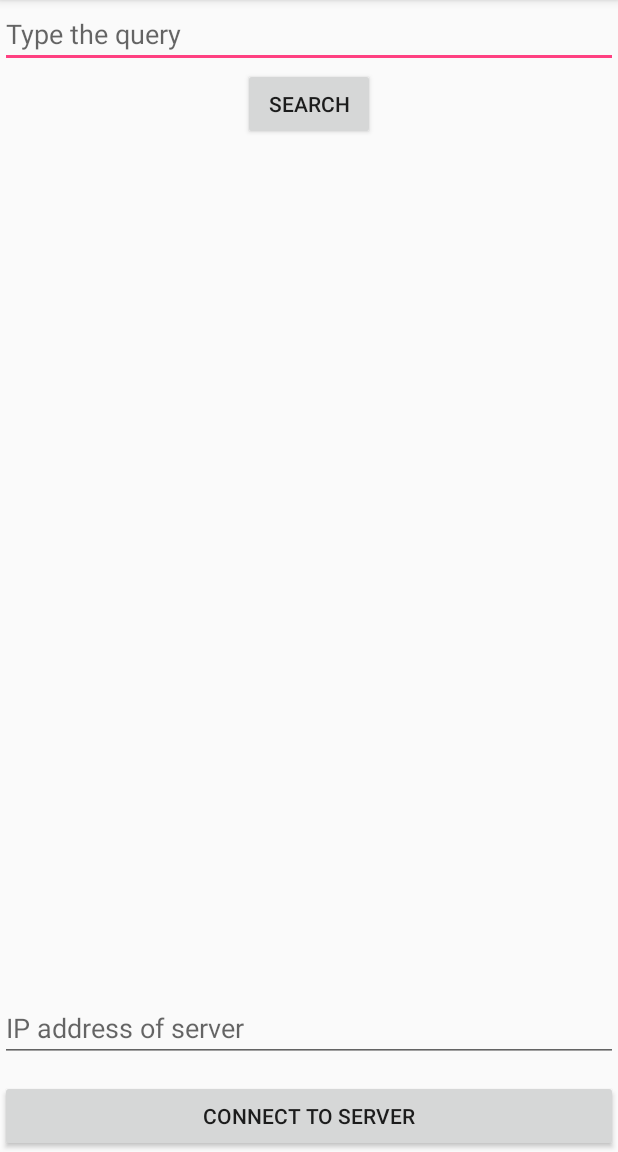
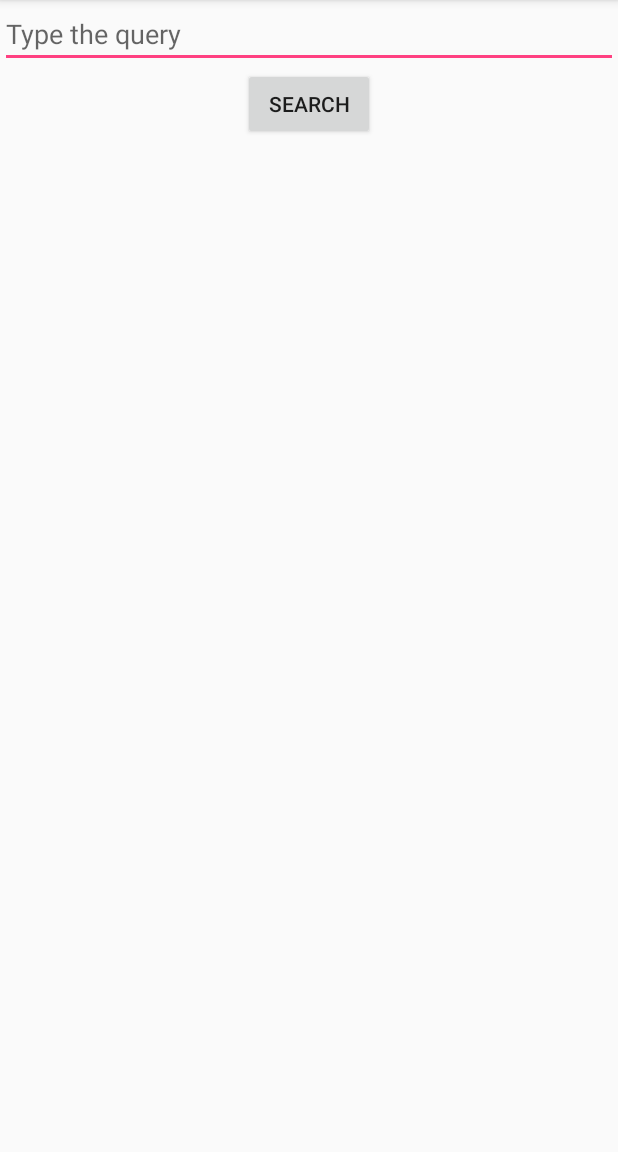
Before and after one commit to ITCoders/MobileCloudIR, an Android app: the screen it shows after launch (MainActivity), on a phone screen of 412 x 824 dp, the part 84-1236 px from its top. Run offline under Robolectric (Android 15) with nearby library versions, the phone set to English and light mode, and no system bars; our stand-ins replace Volley; 1 statement that could not run was skipped.

Commit message:
-automatic ip detection of server -removed connect to server button

```diff
--- a/src/android/app/src/main/res/layout/activity_main.xml
+++ b/src/android/app/src/main/res/layout/activity_main.xml
@@ -23,34 +23,15 @@
         android:id="@+id/query"
         android:hint="Type the query"
         />
+
     <Button
+        android:id="@+id/query_result"
         android:layout_width="wrap_content"
         android:layout_height="wrap_content"
         android:layout_below="@+id/query"
         android:layout_centerHorizontal="true"
         android:text="Search"
-        android:id="@+id/query_result"
-        />
-
-    <EditText
-        android:id="@+id/serveripaddr"
-        android:layout_width="match_parent"
-        android:layout_height="wrap_content"
-        android:ems="10"
-        android:hint="IP address of server"
-        android:inputType="textPersonName"
-        android:layout_alignParentBottom="true"
-        android:layout_alignParentStart="true"
-        android:layout_marginBottom="60dp" />
-
-    <Button
-        android:id="@+id/connect"
-        android:layout_width="match_parent"
-        android:layout_height="wrap_content"
-        android:onClick="requestServer"
-        android:text="Connect to Server"
-        android:layout_alignParentBottom="true"
-        android:layout_alignParentStart="true" />
+        android:visibility="visible" />
 
     <TextView
         android:id="@+id/response"
```
Also changed, not shown: src/android/app/src/main/java/in/ac/iiitv/wikishare/WikiFilesServer.java (+15 -5 lines).
